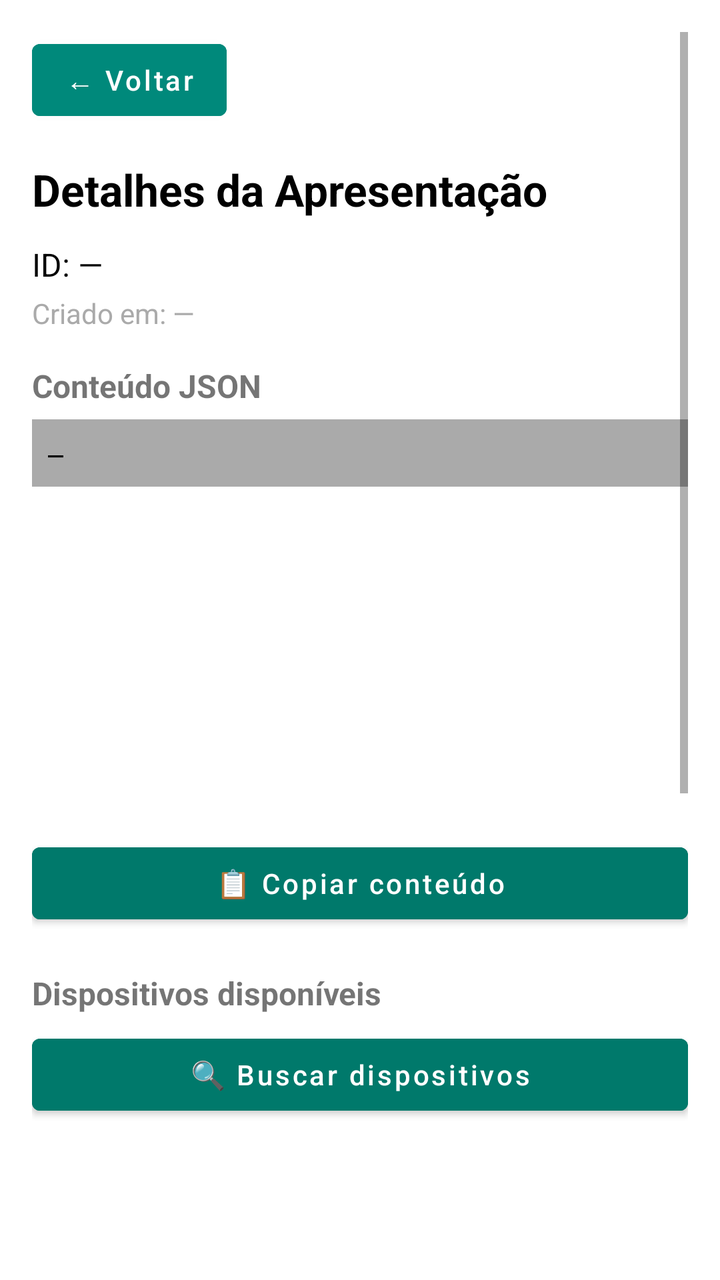
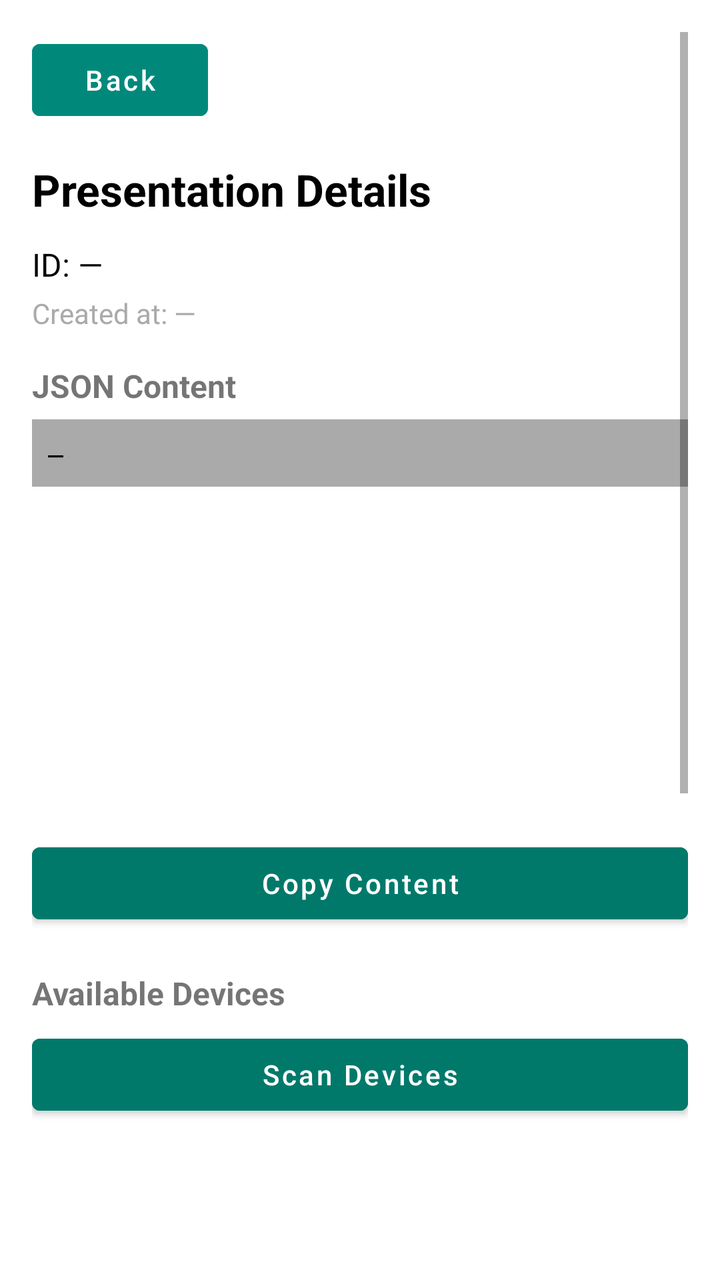

The first picture is an Android layout as it rendered before a commit; the second is the same layout after the commit. The layout source and the unified diff follow.
<!-- AndroidManifest.xml: activity theme AppTheme.NoActionBar -->
<!-- res/layout/activity_presentation_detail.xml -->
<?xml version="1.0" encoding="utf-8"?>
<ScrollView xmlns:android="http://schemas.android.com/apk/res/android"
    android:layout_width="match_parent"
    android:layout_height="match_parent"
    android:padding="16dp"
    android:background="@android:color/white">

    <LinearLayout
        android:orientation="vertical"
        android:layout_width="match_parent"
        android:layout_height="wrap_content">

        
        <Button
            android:id="@+id/backButton"
            android:layout_width="wrap_content"
            android:layout_height="wrap_content"
            android:text="← Voltar"
            android:textAllCaps="false"
            android:textColor="@android:color/white"
            android:backgroundTint="@color/teal_600"
            android:layout_marginBottom="16dp" />

        
        <TextView
            android:text="Detalhes da Apresentação"
            android:textSize="22sp"
            android:textStyle="bold"
            android:textColor="@android:color/black"
            android:layout_width="wrap_content"
            android:layout_height="wrap_content"
            android:layout_marginBottom="12dp" />

        
        <TextView
            android:id="@+id/txtRecordId"
            android:layout_width="match_parent"
            android:layout_height="wrap_content"
            android:text="ID: —"
            android:textSize="16sp"
            android:textColor="@android:color/black"
            android:layout_marginBottom="4dp" />

        <TextView
            android:id="@+id/txtCreatedAt"
            android:layout_width="match_parent"
            android:layout_height="wrap_content"
            android:text="Criado em: —"
            android:textSize="14sp"
            android:textColor="@android:color/darker_gray"
            android:layout_marginBottom="16dp" />

        
        <TextView
            android:text="Conteúdo JSON"
            android:textStyle="bold"
            android:textSize="16sp"
            android:layout_width="wrap_content"
            android:layout_height="wrap_content"
            android:layout_marginBottom="6dp" />

        <ScrollView
            android:layout_width="match_parent"
            android:layout_height="200dp"
            android:layout_marginBottom="8dp">

            <TextView
                android:id="@+id/txtJson"
                android:layout_width="match_parent"
                android:layout_height="wrap_content"
                android:padding="8dp"
                android:background="@android:color/darker_gray"
                android:text="—"
                android:textSize="13sp"
                android:textColor="@android:color/black"
                android:textIsSelectable="true"
                android:fontFamily="monospace" />
        </ScrollView>

        <Button
            android:id="@+id/btnCopyJson"
            android:layout_width="match_parent"
            android:layout_height="wrap_content"
            android:text="📋 Copiar conteúdo"
            android:layout_marginBottom="20dp"
            android:backgroundTint="@color/teal_700"
            android:textAllCaps="false"
            android:textColor="@android:color/white" />

        
        <TextView
            android:text="Dispositivos disponíveis"
            android:textStyle="bold"
            android:textSize="16sp"
            android:layout_width="wrap_content"
            android:layout_height="wrap_content"
            android:layout_marginBottom="6dp" />

        <Button
            android:id="@+id/btnScanDevices"
            android:layout_width="match_parent"
            android:layout_height="wrap_content"
            android:text="🔍 Buscar dispositivos"
            android:textAllCaps="false"
            android:backgroundTint="@color/teal_700"
            android:textColor="@android:color/white"
            android:layout_marginBottom="8dp" />

        <ListView
            android:id="@+id/bluetoothDevicesList"
            android:layout_width="match_parent"
            android:layout_height="80dp"
            android:dividerHeight="1dp"
            android:background="@android:color/white"
            android:layout_marginBottom="12dp" />

        <TextView
            android:id="@+id/txtBluetoothStatus"
            android:layout_width="match_parent"
            android:layout_height="wrap_content"
            android:text="Bluetooth: Aguardando..."
            android:textColor="@android:color/darker_gray"
            android:textSize="14sp"
            android:layout_marginBottom="12dp" />

        <Button
            android:id="@+id/btnSendBluetooth"
            android:layout_width="match_parent"
            android:layout_height="wrap_content"
            android:text="📡 Enviar via Bluetooth"
            android:textAllCaps="false"
            android:backgroundTint="@color/teal_600"
            android:textColor="@android:color/white"
            android:layout_marginBottom="20dp" />










        
        <TextView
            android:text="Logs"
            android:textStyle="bold"
            android:textSize="16sp"
            android:layout_width="wrap_content"
            android:layout_height="wrap_content"
            android:layout_marginBottom="4dp" />

        <androidx.recyclerview.widget.RecyclerView
            android:id="@+id/logsRecycler"
            android:layout_width="match_parent"
            android:layout_height="180dp"
            android:background="@android:color/background_light"
            android:padding="8dp"
            android:nestedScrollingEnabled="true" />

        <Button
            android:id="@+id/btnCopyLogs"
            android:layout_width="match_parent"
            android:layout_height="wrap_content"
            android:text="📋 Copiar Logs"
            android:layout_marginTop="8dp"/>
    </LinearLayout>
</ScrollView>
<!-- resources referenced by this layout -->
<resources>
  <color name="teal_600">#00897B</color>
  <color name="teal_700">#00796B</color>
  <style name="AppTheme.NoActionBar" parent="Theme.MaterialComponents.DayNight.NoActionBar">
          <item name="toolbarStyle">@style/WhiteToolbar</item>
      </style>
  <style name="WhiteToolbar" parent="Widget.AppCompat.Toolbar">
          <item name="titleTextColor">@android:color/white</item>
          <item name="navigationIconTint">@android:color/white</item>
          <item name="android:background">@color/teal_700</item>
      </style>
</resources>

<!-- the commit's change to res/layout/activity_presentation_detail.xml (unified diff, before → after) -->
@@ -10,20 +10,18 @@
         android:layout_width="match_parent"
         android:layout_height="wrap_content">
 
-        
         <Button
             android:id="@+id/backButton"
             android:layout_width="wrap_content"
             android:layout_height="wrap_content"
-            android:text="← Voltar"
+            android:text="Back"
             android:textAllCaps="false"
             android:textColor="@android:color/white"
             android:backgroundTint="@color/teal_600"
             android:layout_marginBottom="16dp" />
 
-        
         <TextView
-            android:text="Detalhes da Apresentação"
+            android:text="Presentation Details"
             android:textSize="22sp"
             android:textStyle="bold"
             android:textColor="@android:color/black"
@@ -31,7 +29,6 @@
             android:layout_height="wrap_content"
             android:layout_marginBottom="12dp" />
 
-        
         <TextView
             android:id="@+id/txtRecordId"
             android:layout_width="match_parent"
@@ -45,14 +42,13 @@
             android:id="@+id/txtCreatedAt"
             android:layout_width="match_parent"
             android:layout_height="wrap_content"
-            android:text="Criado em: —"
+            android:text="Created at: —"
             android:textSize="14sp"
             android:textColor="@android:color/darker_gray"
             android:layout_marginBottom="16dp" />
 
-        
         <TextView
-            android:text="Conteúdo JSON"
+            android:text="JSON Content"
             android:textStyle="bold"
             android:textSize="16sp"
             android:layout_width="wrap_content"
@@ -81,15 +77,14 @@
             android:id="@+id/btnCopyJson"
             android:layout_width="match_parent"
             android:layout_height="wrap_content"
-            android:text="📋 Copiar conteúdo"
+            android:text="Copy Content"
             android:layout_marginBottom="20dp"
             android:backgroundTint="@color/teal_700"
             android:textAllCaps="false"
             android:textColor="@android:color/white" />
 
-        
         <TextView
-            android:text="Dispositivos disponíveis"
+            android:text="Available Devices"
             android:textStyle="bold"
             android:textSize="16sp"
             android:layout_width="wrap_content"
@@ -100,7 +95,7 @@
             android:id="@+id/btnScanDevices"
             android:layout_width="match_parent"
             android:layout_height="wrap_content"
-            android:text="🔍 Buscar dispositivos"
+            android:text="Scan Devices"
             android:textAllCaps="false"
             android:backgroundTint="@color/teal_700"
             android:textColor="@android:color/white"
@@ -118,7 +113,7 @@
             android:id="@+id/txtBluetoothStatus"
             android:layout_width="match_parent"
             android:layout_height="wrap_content"
-            android:text="Bluetooth: Aguardando..."
+            android:text="Bluetooth: Waiting..."
             android:textColor="@android:color/darker_gray"
             android:textSize="14sp"
             android:layout_marginBottom="12dp" />
@@ -127,22 +122,12 @@
             android:id="@+id/btnSendBluetooth"
             android:layout_width="match_parent"
             android:layout_height="wrap_content"
-            android:text="📡 Enviar via Bluetooth"
+            android:text="Send via Bluetooth"
             android:textAllCaps="false"
             android:backgroundTint="@color/teal_600"
             android:textColor="@android:color/white"
             android:layout_marginBottom="20dp" />
 
-
-
-
-
-
-
-
-
-
-        
         <TextView
             android:text="Logs"
             android:textStyle="bold"
@@ -163,7 +148,7 @@
             android:id="@+id/btnCopyLogs"
             android:layout_width="match_parent"
             android:layout_height="wrap_content"
-            android:text="📋 Copiar Logs"
-            android:layout_marginTop="8dp"/>
+            android:text="Copy Logs"
+            android:layout_marginTop="8dp" />
     </LinearLayout>
 </ScrollView>
